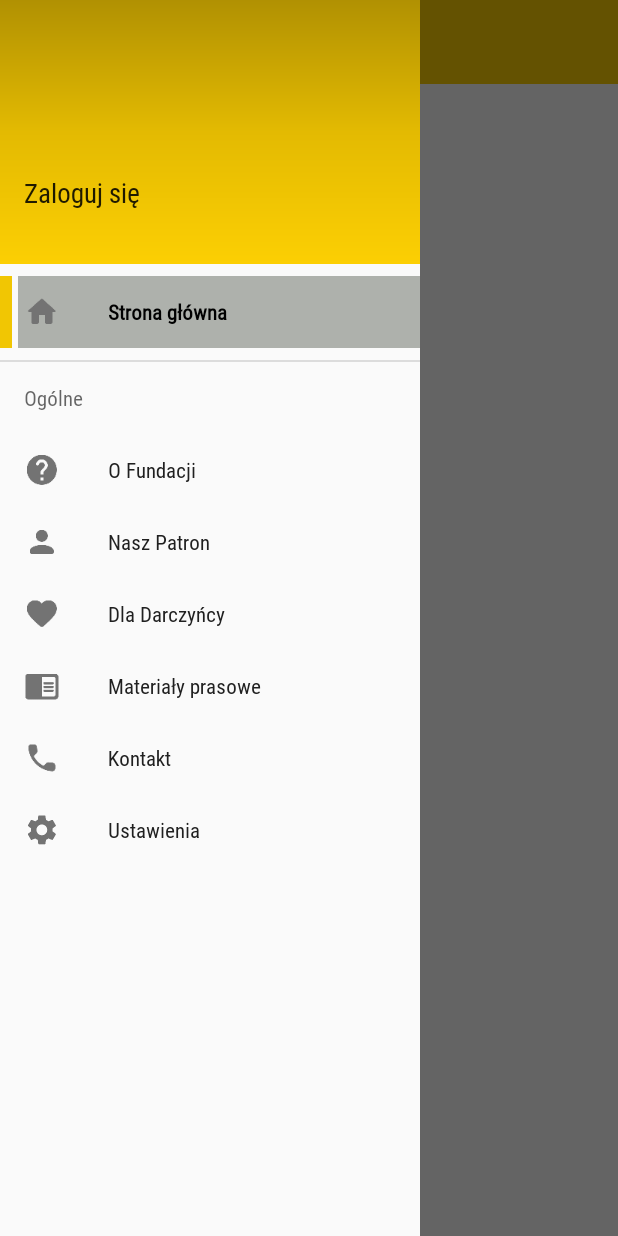
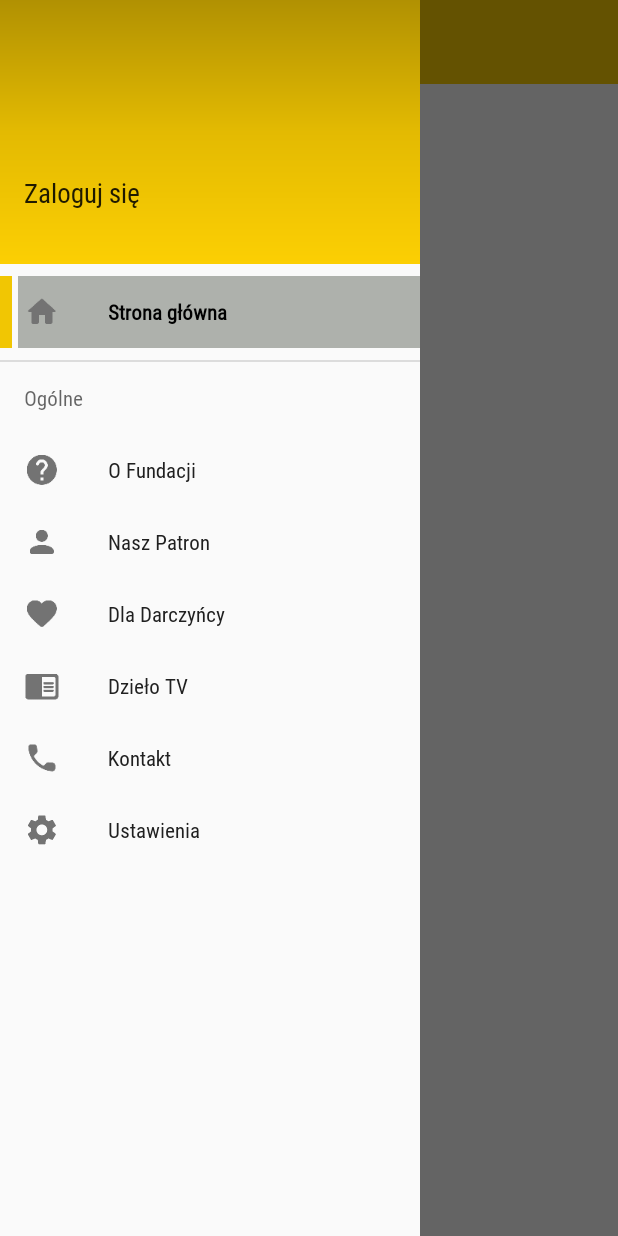
Before and after one commit to frajdad/FDNTApp, an Android app: the screen it shows after launch (MainFrame), with the side drawer open, on a phone screen of 412 x 824 dp. Run offline under Robolectric (Android 15) with nearby library versions, the phone set to English and light mode, and no system bars; our stand-ins replace Firebase (no records; nobody signed in at launch, a user with empty details on screens opened directly); libraries missing offline, so code that uses them is left out: javax.mail, javax.mail.internet; Roboto replaces fonts that are not available here; 1 statement that could not run was skipped.

Commit message:
Usunięcie zakładki "dla darczyńcy", teraz jest tylko dziełoTV, które jest uruchamiane w aplikacji youtube.

```diff
--- a/app/src/main/res/menu/activity_main_drawer.xml
+++ b/app/src/main/res/menu/activity_main_drawer.xml
@@ -64,7 +64,7 @@
                     android:id="@+id/nav_modlitwy"
                     android:checkable="true"
                     android:title="    Modlitwy"
-                    android:visible="false"/>
+                    android:visible="false" />
             <item
                 android:id="@+id/nav_dla_darczyncy"
                 android:checkable="true"
@@ -74,37 +74,18 @@
                 android:id="@+id/nav_sposoby"
                 android:checkable="true"
                 android:title="Jak możesz pomóc?"
-                    android:visible="false"/>
+                android:visible="false" />
             <item
                 android:id="@+id/nav_pomoz"
                 android:checkable="true"
                 android:title="Tu możesz pomóc!"
-                    android:visible="false"/>
-            <item
-                android:id="@+id/nav_materialy_prasowe"
-                android:checkable="true"
-                android:icon="@mipmap/materialy_prasowe"
-                android:title="Materiały prasowe" />
-                <item
-                    android:id="@+id/nav_media_o_nas"
-                    android:checkable="true"
-                    android:title="    Media o nas"
-                    android:visible="false"/>
-                <item
-                    android:id="@+id/nav_biuro_prasowe"
-                    android:checkable="true"
-                    android:title="    Biuro prasowe"
-                    android:visible="false"/>
+                android:visible="false" />
             <item
                 android:id="@+id/nav_dzielo_tv"
                 android:checkable="true"
-                    android:title="    Dzieło TV"
-                    android:visible="false"/>
-                <item
-                    android:id="@+id/nav_do_pobrania"
-                    android:checkable="true"
-                    android:title="    Do pobrania"
-                    android:visible="false"/>
+                android:icon="@mipmap/materialy_prasowe"
+                android:title="Dzieło TV" />
+
             <item
                 android:id="@+id/nav_kontakt"
                 android:checkable="true"
@@ -114,12 +95,12 @@
                 android:id="@+id/nav_fundacja"
                 android:checkable="true"
                 android:title="    Fundacja"
-                    android:visible="false"/>
+                android:visible="false" />
             <item
                 android:id="@+id/nav_biuro"
                 android:checkable="true"
                 android:title="    Biuro"
-                    android:visible="false"/>
+                android:visible="false" />
             <item
                 android:id="@+id/nav_zarzad"
                 android:checkable="true"
```
Also changed, not shown: app/src/main/java/fdnt/app/android/GlobalUtil.java (+18 -5 lines), app/src/main/java/fdnt/app/android/MainFrame.java (+12 -40 lines), app/src/main/java/fdnt/app/android/ui/main/EventHandler.java (+3 -10 lines). Lines whose indentation alone changed are shown as unchanged.
